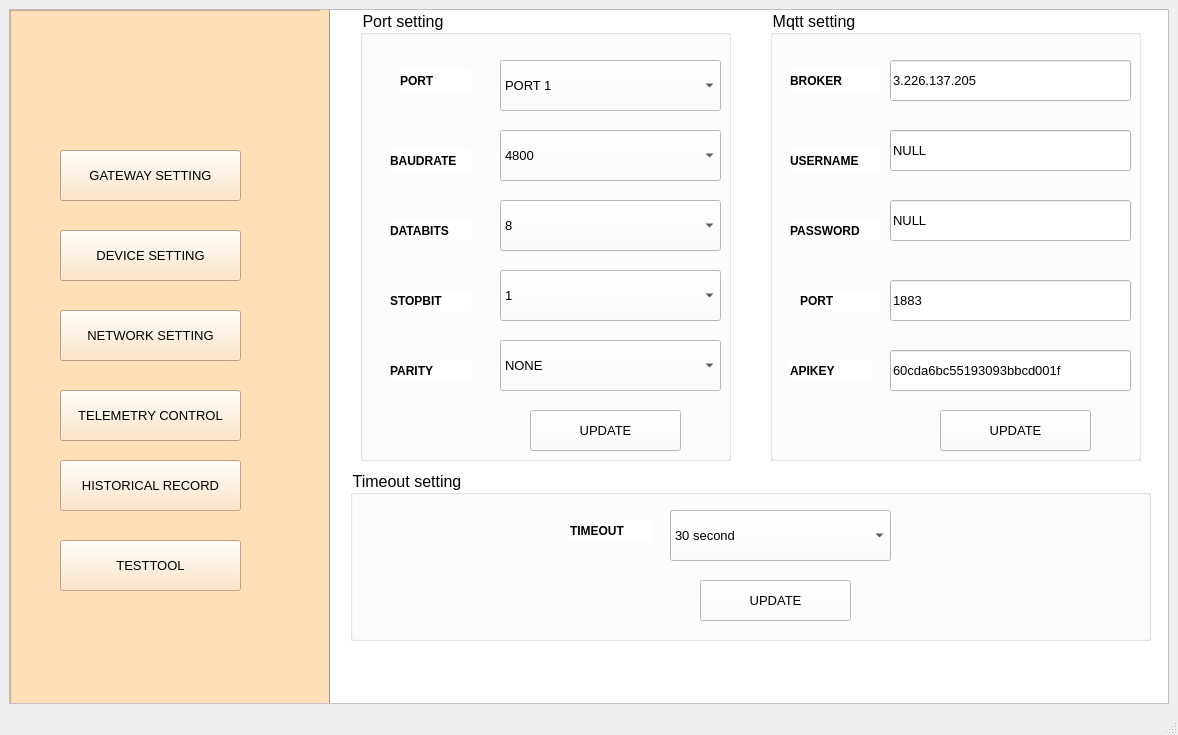
Above: Thesis/configUI/NEWUI/gateway.ui from tnt310/ptn209b3 before the change. Below: the same form after it.
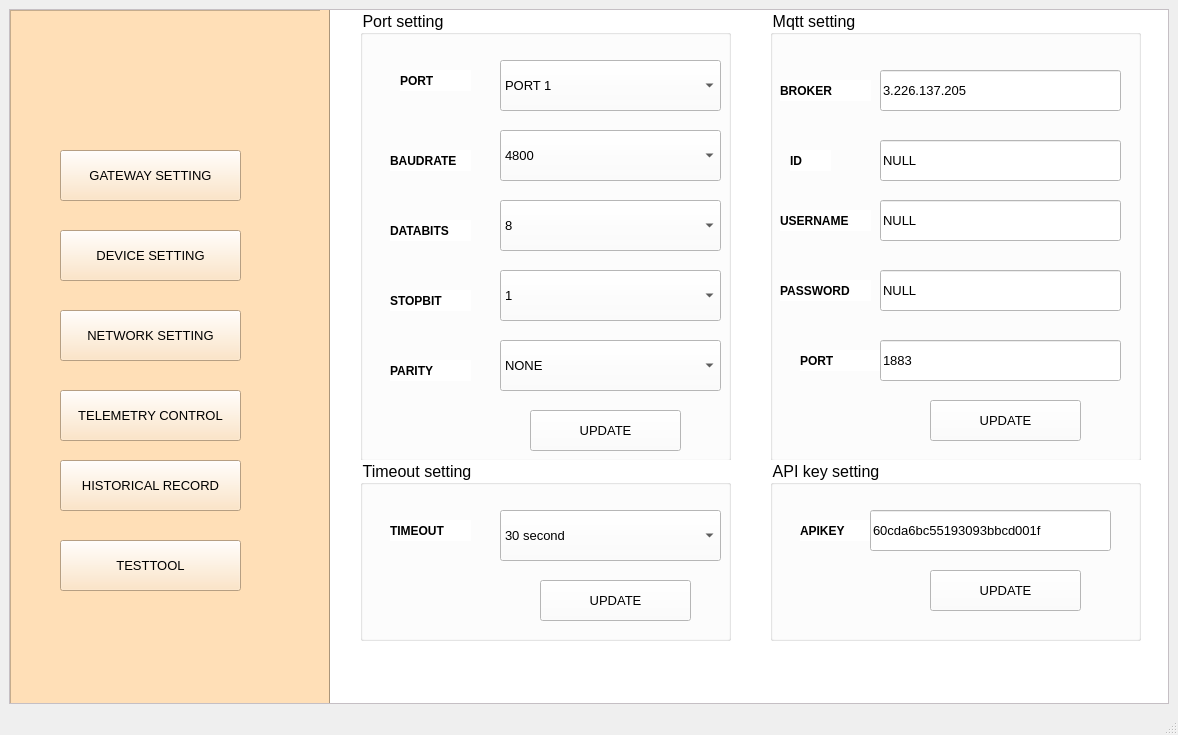
That is the form after the change.

What changed in the file:
```diff
--- a/Thesis/configUI/NEWUI/gateway.ui
+++ b/Thesis/configUI/NEWUI/gateway.ui
@@ -496,8 +496,8 @@
          <widget class="QLabel" name="label_23">
           <property name="geometry">
            <rect>
-            <x>20</x>
-            <y>60</y>
+            <x>10</x>
+            <y>70</y>
             <width>91</width>
             <height>21</height>
            </rect>
@@ -516,8 +516,8 @@
          <widget class="QLabel" name="label_24">
           <property name="geometry">
            <rect>
-            <x>20</x>
-            <y>140</y>
+            <x>10</x>
+            <y>200</y>
             <width>91</width>
             <height>21</height>
            </rect>
@@ -536,8 +536,8 @@
          <widget class="QLabel" name="label_25">
           <property name="geometry">
            <rect>
-            <x>20</x>
-            <y>210</y>
+            <x>10</x>
+            <y>270</y>
             <width>91</width>
             <height>21</height>
            </rect>
@@ -557,7 +557,7 @@
           <property name="geometry">
            <rect>
             <x>30</x>
-            <y>280</y>
+            <y>340</y>
             <width>81</width>
             <height>21</height>
            </rect>
@@ -573,31 +573,11 @@
            <string>PORT</string>
           </property>
          </widget>
-         <widget class="QLabel" name="label_27">
-          <property name="geometry">
-           <rect>
-            <x>20</x>
-            <y>350</y>
-            <width>81</width>
-            <height>21</height>
-           </rect>
-          </property>
-          <property name="font">
-           <font>
-            <pointsize>9</pointsize>
-            <weight>75</weight>
-            <bold>true</bold>
-           </font>
-          </property>
-          <property name="text">
-           <string>APIKEY</string>
-          </property>
-         </widget>
          <widget class="QPushButton" name="updatemqtt">
           <property name="geometry">
            <rect>
-            <x>170</x>
-            <y>400</y>
+            <x>160</x>
+            <y>390</y>
             <width>151</width>
             <height>41</height>
            </rect>
@@ -614,8 +594,8 @@
          <widget class="QLineEdit" name="broker">
           <property name="geometry">
            <rect>
-            <x>120</x>
-            <y>50</y>
+            <x>110</x>
+            <y>60</y>
             <width>241</width>
             <height>41</height>
            </rect>
@@ -632,8 +612,8 @@
          <widget class="QLineEdit" name="username">
           <property name="geometry">
            <rect>
-            <x>120</x>
-            <y>120</y>
+            <x>110</x>
+            <y>190</y>
             <width>241</width>
             <height>41</height>
            </rect>
@@ -650,8 +630,8 @@
          <widget class="QLineEdit" name="password">
           <property name="geometry">
            <rect>
-            <x>120</x>
-            <y>190</y>
+            <x>110</x>
+            <y>260</y>
             <width>241</width>
             <height>41</height>
            </rect>
@@ -668,8 +648,8 @@
          <widget class="QLineEdit" name="port_2">
           <property name="geometry">
            <rect>
-            <x>120</x>
-            <y>270</y>
+            <x>110</x>
+            <y>330</y>
             <width>241</width>
             <height>41</height>
            </rect>
@@ -686,8 +666,8 @@
          <widget class="QLineEdit" name="apikey">
           <property name="geometry">
            <rect>
-            <x>120</x>
-            <y>340</y>
+            <x>110</x>
+            <y>130</y>
             <width>241</width>
             <height>41</height>
            </rect>
@@ -698,17 +678,37 @@
            </font>
           </property>
           <property name="text">
-           <string>60cda6bc55193093bbcd001f</string>
+           <string>NULL</string>
+          </property>
+         </widget>
+         <widget class="QLabel" name="label_27">
+          <property name="geometry">
+           <rect>
+            <x>20</x>
+            <y>140</y>
+            <width>41</width>
+            <height>21</height>
+           </rect>
+          </property>
+          <property name="font">
+           <font>
+            <pointsize>9</pointsize>
+            <weight>75</weight>
+            <bold>true</bold>
+           </font>
+          </property>
+          <property name="text">
+           <string>ID</string>
           </property>
          </widget>
         </widget>
         <widget class="QGroupBox" name="groupBox_3">
          <property name="geometry">
           <rect>
-           <x>20</x>
-           <y>460</y>
-           <width>801</width>
-           <height>171</height>
+           <x>30</x>
+           <y>450</y>
+           <width>371</width>
+           <height>181</height>
           </rect>
          </property>
          <property name="font">
@@ -722,8 +722,8 @@
          <widget class="QComboBox" name="timeout">
           <property name="geometry">
            <rect>
-            <x>320</x>
-            <y>40</y>
+            <x>140</x>
+            <y>50</y>
             <width>221</width>
             <height>51</height>
            </rect>
@@ -772,8 +772,8 @@
          <widget class="QLabel" name="label_28">
           <property name="geometry">
            <rect>
-            <x>220</x>
-            <y>50</y>
+            <x>30</x>
+            <y>60</y>
             <width>81</width>
             <height>21</height>
            </rect>
@@ -792,7 +792,81 @@
          <widget class="QPushButton" name="updatetimeout">
           <property name="geometry">
            <rect>
-            <x>350</x>
+            <x>180</x>
+            <y>120</y>
+            <width>151</width>
+            <height>41</height>
+           </rect>
+          </property>
+          <property name="font">
+           <font>
+            <pointsize>10</pointsize>
+           </font>
+          </property>
+          <property name="text">
+           <string>UPDATE</string>
+          </property>
+         </widget>
+        </widget>
+        <widget class="QGroupBox" name="groupBox_4">
+         <property name="geometry">
+          <rect>
+           <x>440</x>
+           <y>450</y>
+           <width>371</width>
+           <height>181</height>
+          </rect>
+         </property>
+         <property name="font">
+          <font>
+           <pointsize>12</pointsize>
+          </font>
+         </property>
+         <property name="title">
+          <string>API key setting</string>
+         </property>
+         <widget class="QLabel" name="label_29">
+          <property name="geometry">
+           <rect>
+            <x>30</x>
+            <y>60</y>
+            <width>81</width>
+            <height>21</height>
+           </rect>
+          </property>
+          <property name="font">
+           <font>
+            <pointsize>9</pointsize>
+            <weight>75</weight>
+            <bold>true</bold>
+           </font>
+          </property>
+          <property name="text">
+           <string>APIKEY</string>
+          </property>
+         </widget>
+         <widget class="QLineEdit" name="apikey_2">
+          <property name="geometry">
+           <rect>
+            <x>100</x>
+            <y>50</y>
+            <width>241</width>
+            <height>41</height>
+           </rect>
+          </property>
+          <property name="font">
+           <font>
+            <pointsize>10</pointsize>
+           </font>
+          </property>
+          <property name="text">
+           <string>60cda6bc55193093bbcd001f</string>
+          </property>
+         </widget>
+         <widget class="QPushButton" name="updateapikey">
+          <property name="geometry">
+           <rect>
+            <x>160</x>
             <y>110</y>
             <width>151</width>
             <height>41</height>
```
Left out of the diff: 6 changed lines with no effect on the pictures.
